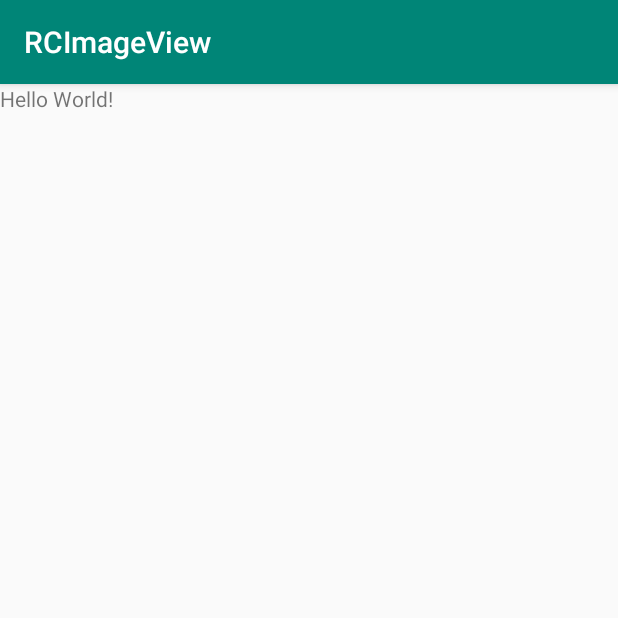
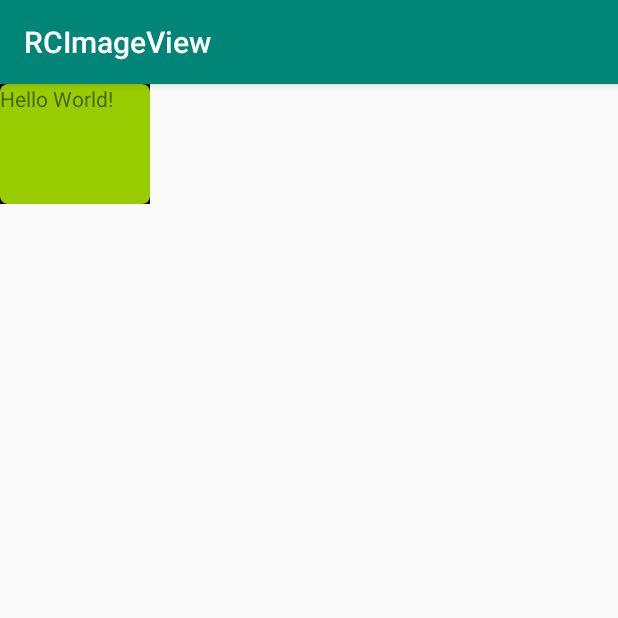
Before and after one commit to Corey-Jia/RCLayout, an Android app: the screen it shows after launch (MainActivity), on a phone screen of 412 x 824 dp, the top half of it. Run offline under Robolectric (Android 15) with nearby library versions, the phone set to English and light mode, and no system bars.

Commit message:
修复部分机型开启背景剪裁导致内部view消失问题

```diff
--- a/app/src/main/res/layout/activity_main.xml
+++ b/app/src/main/res/layout/activity_main.xml
@@ -6,6 +6,12 @@
     android:layout_height="match_parent"
     tools:context=".MainActivity">
 
+    <com.corey.rclibrary.RCRelativeLayout
+        android:layout_width="100dp"
+        android:layout_height="80dp"
+        android:background="@android:color/holo_green_light"
+        app:clip_background="true"
+        app:round_corner="5dp">
         <TextView
             android:layout_width="wrap_content"
             android:layout_height="wrap_content"
@@ -14,5 +20,8 @@
             app:layout_constraintLeft_toLeftOf="parent"
             app:layout_constraintRight_toRightOf="parent"
             app:layout_constraintTop_toTopOf="parent" />
+    </com.corey.rclibrary.RCRelativeLayout>
+
+
 
 </RelativeLayout>
--- a/rclibrary/build.gradle
+++ b/rclibrary/build.gradle
@@ -9,7 +9,7 @@ android {
         minSdkVersion 15
         targetSdkVersion 28
         versionCode 1
-        versionName "1.0.3"
+        versionName "1.0.4"
 
         testInstrumentationRunner "androidx.test.runner.AndroidJUnitRunner"
         consumerProguardFiles 'consumer-rules.pro'
--- a/rclibrary/src/main/java/com/corey/rclibrary/RCRelativeLayout.java
+++ b/rclibrary/src/main/java/com/corey/rclibrary/RCRelativeLayout.java
@@ -26,6 +26,7 @@ import android.content.Context;
 import android.graphics.Canvas;
 import android.util.AttributeSet;
 import android.view.MotionEvent;
+import android.view.View;
 import android.widget.Checkable;
 import android.widget.RelativeLayout;
 import com.corey.rclibrary.helper.RCAttrs;
@@ -49,6 +50,7 @@ public class RCRelativeLayout extends RelativeLayout implements Checkable, RCAtt
 
     public RCRelativeLayout(Context context, AttributeSet attrs, int defStyleAttr) {
         super(context, attrs, defStyleAttr);
+        setLayerType(View.LAYER_TYPE_SOFTWARE,null);
         mRCHelper = new RCHelper();
         mRCHelper.initAttrs(context, attrs);
     }
```
Also changed, not shown: 2 other files. Lines whose indentation alone changed are shown as unchanged.
